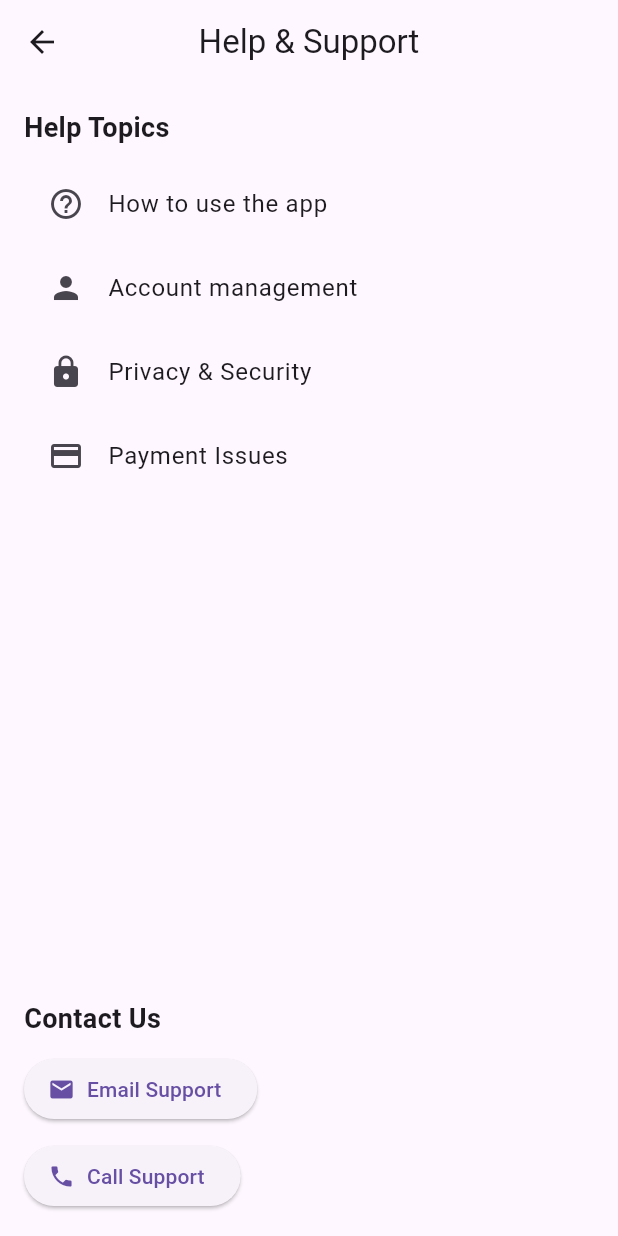
After one commit to suhridp/guardian_eye, a Flutter app: the HelpSupport screen opened by its route, on a phone screen of 412 x 824 dp. The commit adds this screen. Run offline on Flutter 3.47's test engine with Material 3 defaults, Android fonts, the phone set to English and light mode, and no system bars; our stand-ins replace cloud_firestore, firebase_auth, firebase_core, firebase_storage, image_picker; accounts and stored records are empty.

Commit message:
created pages under settings option

```diff
--- a/lib/main.dart
+++ b/lib/main.dart
@@ -1,7 +1,13 @@
 import 'package:firebase_core/firebase_core.dart';
 import 'package:flutter/material.dart';
+import 'package:guardian_eye/screens/about_us.dart';
 import 'package:guardian_eye/screens/change_password_page.dart';
+import 'package:guardian_eye/screens/email_notification.dart';
+import 'package:guardian_eye/screens/help_support.dart';
+import 'package:guardian_eye/screens/language_settings.dart';
 import 'package:guardian_eye/screens/notification_settings_page.dart';
+import 'package:guardian_eye/screens/privacy_settings.dart';
+import 'package:guardian_eye/screens/security_settings.dart';
 import 'package:guardian_eye/screens/settings_page.dart';
 
 import 'screens/home_page.dart';
@@ -55,6 +61,13 @@ class GuardianEyeApp extends StatelessWidget {
         '/settings': (context) => const SettingsPage(),
         '/change-password': (context) => ChangePasswordPage(),
         '/notification-settings': (context) => const NotificationSettingsPage(),
+        '/email-notifications': (context) => const EmailNotification(),
+        '/privacy-settings': (context) => const PrivacySettings(),
+        '/security-settings': (context) => const SecuritySettings(),
+        '/language-settings': (context) => const LanguageSettings(),
+        '/help-support': (context) => const HelpSupport(),
+        '/about-us': (context) => const AboutUs(),
+
         '/new-blog-post': (context) =>
             NewBlogPostPage(blogService: blogService),
         '/emergency-numbers': (context) =>
--- /dev/null
+++ b/lib/screens/help_support.dart
@@ -0,0 +1,83 @@
+import 'package:flutter/material.dart';
+
+class HelpSupport extends StatelessWidget {
+  const HelpSupport({super.key});
+
+  @override
+  Widget build(BuildContext context) {
+    return Scaffold(
+      appBar: AppBar(
+        title: const Text('Help & Support'),
+        centerTitle: true,
+      ),
+      body: Padding(
+        padding: const EdgeInsets.all(16.0),
+        child: Column(
+          crossAxisAlignment: CrossAxisAlignment.start,
+          children: [
+            const Text(
+              'Help Topics',
+              style: TextStyle(fontSize: 18, fontWeight: FontWeight.bold),
+            ),
+            const SizedBox(height: 10),
+            Expanded(
+              child: ListView(
+                children: [
+                  ListTile(
+                    title: const Text('How to use the app'),
+                    leading: const Icon(Icons.help_outline),
+                    onTap: () {
+                      // Navigate to a page with more information
+                    },
+                  ),
+                  ListTile(
+                    title: const Text('Account management'),
+                    leading: const Icon(Icons.person),
+                    onTap: () {
+                      // Navigate to a page with more information
+                    },
+                  ),
+                  ListTile(
+                    title: const Text('Privacy & Security'),
+                    leading: const Icon(Icons.lock),
+                    onTap: () {
+                      // Navigate to a page with more information
+                    },
+                  ),
+                  ListTile(
+                    title: const Text('Payment Issues'),
+                    leading: const Icon(Icons.payment),
+                    onTap: () {
+                      // Navigate to a page with more information
+                    },
+                  ),
+                ],
+              ),
+            ),
+            const SizedBox(height: 20),
+            const Text(
+              'Contact Us',
+              style: TextStyle(fontSize: 18, fontWeight: FontWeight.bold),
+            ),
+            const SizedBox(height: 10),
+            ElevatedButton.icon(
+              onPressed: () {
+                // Handle email support
+              },
+              icon: const Icon(Icons.email),
+              label: const Text('Email Support'),
+            ),
+            const SizedBox(height: 10),
+            ElevatedButton.icon(
+              onPressed: () {
+                // Handle phone support
+              },
+              icon: const Icon(Icons.phone),
+              label: const Text('Call Support'),
+            ),
+          ],
+        ),
+      ),
+    );
+  }
+}
--- a/lib/screens/settings_page.dart
+++ b/lib/screens/settings_page.dart
@@ -112,10 +112,10 @@ class SettingsPage extends StatelessWidget {
               ),
               SettingsTile(
                 icon: Icons.info_outline,
-                title: 'About',
+                title: 'About Us',
                 subtitle: 'Learn more about the app',
                 onTap: () {
-                  Navigator.pushNamed(context, '/about');
+                  Navigator.pushNamed(context, '/about-us');
                 },
               ),
             ],
```
Also changed, not shown: lib/screens/about_us.dart (added, +46 -0 lines), lib/screens/email_notification.dart (added, +59 -0 lines), lib/screens/home_page.dart (+5 -2 lines), lib/screens/language_settings.dart (added, +50 -0 lines), lib/screens/privacy_settings.dart (added, +66 -0 lines), lib/screens/security_settings.dart (added, +149 -0 lines), 1 other file.
